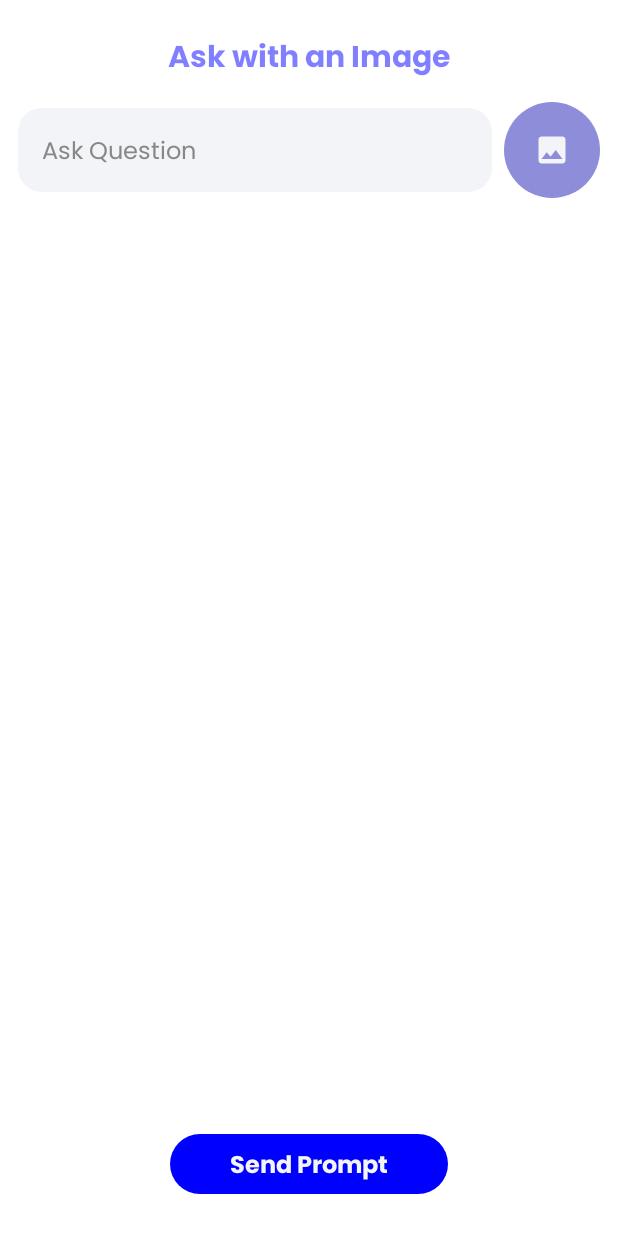
After one commit to meetOzan/GeminiDemo, an Android app built with Jetpack Compose: the composable ImageScreen shown on its own in the app's theme, on a phone screen of 412 x 824 dp. The commit adds this screen. Shown: the top 1233 px of the screen. Run offline under Robolectric (Android 15) with nearby library versions, the phone set to English and light mode, and no system bars; libraries missing offline, so code that uses them is left out: com.google.ai.client.

Commit message:
ImageScreen done

```diff
--- a/app/build.gradle.kts
+++ b/app/build.gradle.kts
@@ -82,5 +82,9 @@ dependencies {
     implementation("androidx.lifecycle:lifecycle-viewmodel-compose:2.7.0")
     implementation("androidx.lifecycle:lifecycle-viewmodel-ktx:2.7.0")
 
+    // Gemini AI
     implementation("com.google.ai.client.generativeai:generativeai:0.4.0")
+
+    // Material Icons
+    implementation("androidx.compose.material:material-icons-extended")
 }
--- a/app/src/main/AndroidManifest.xml
+++ b/app/src/main/AndroidManifest.xml
@@ -3,6 +3,8 @@
     xmlns:tools="http://schemas.android.com/tools">
 
     <uses-permission android:name="android.permission.INTERNET" />
+    <uses-permission android:name="android.permission.READ_EXTERNAL_STORAGE"
+        android:maxSdkVersion="32" />
 
     <application
         android:allowBackup="true"
--- a/app/src/main/java/com/mertozan/geminidemo/ChatScreen.kt
+++ b/app/src/main/java/com/mertozan/geminidemo/ChatScreen.kt
@@ -49,8 +49,8 @@ import com.mertozan.geminidemo.ui.theme.poppinsFamily
 @Composable
 fun ChatScreen() {
 
-    val viewModel = remember { GeminiViewModel() }
-    val chatUiState = viewModel.geminiState.collectAsState().value
+    val viewModel = remember { ChatViewModel() }
+    val chatUiState = viewModel.chatState.collectAsState().value
 
     val infiniteTransition = rememberInfiniteTransition(label = "")
     val angle by infiniteTransition.animateFloat(
--- /dev/null
+++ b/app/src/main/java/com/mertozan/geminidemo/ImageScreen.kt
@@ -0,0 +1,235 @@
+package com.mertozan.geminidemo
+
+import android.graphics.ImageDecoder
+import android.net.Uri
+import android.os.Build
+import androidx.activity.compose.rememberLauncherForActivityResult
+import androidx.activity.result.contract.ActivityResultContracts
+import androidx.annotation.RequiresApi
+import androidx.compose.animation.AnimatedVisibility
+import androidx.compose.animation.animateContentSize
+import androidx.compose.animation.core.LinearEasing
+import androidx.compose.animation.core.animateFloat
+import androidx.compose.animation.core.infiniteRepeatable
+import androidx.compose.animation.core.rememberInfiniteTransition
+import androidx.compose.animation.core.tween
+import androidx.compose.foundation.Image
+import androidx.compose.foundation.background
+import androidx.compose.foundation.layout.Arrangement
+import androidx.compose.foundation.layout.Column
+import androidx.compose.foundation.layout.Row
+import androidx.compose.foundation.layout.Spacer
+import androidx.compose.foundation.layout.fillMaxSize
+import androidx.compose.foundation.layout.fillMaxWidth
+import androidx.compose.foundation.layout.padding
+import androidx.compose.foundation.layout.size
+import androidx.compose.foundation.rememberScrollState
+import androidx.compose.foundation.shape.CircleShape
+import androidx.compose.foundation.shape.RoundedCornerShape
+import androidx.compose.foundation.text.KeyboardOptions
+import androidx.compose.foundation.verticalScroll
+import androidx.compose.material.icons.Icons
+import androidx.compose.material.icons.filled.Image
+import androidx.compose.material3.Button
+import androidx.compose.material3.ButtonDefaults
+import androidx.compose.material3.Icon
+import androidx.compose.material3.IconButton
+import androidx.compose.material3.Text
+import androidx.compose.material3.TextField
+import androidx.compose.material3.TextFieldDefaults
+import androidx.compose.runtime.Composable
+import androidx.compose.runtime.collectAsState
+import androidx.compose.runtime.getValue
+import androidx.compose.runtime.remember
+import androidx.compose.ui.Alignment
+import androidx.compose.ui.Modifier
+import androidx.compose.ui.draw.clip
+import androidx.compose.ui.graphics.Color
+import androidx.compose.ui.graphics.asImageBitmap
+import androidx.compose.ui.graphics.graphicsLayer
+import androidx.compose.ui.platform.LocalContext
+import androidx.compose.ui.res.painterResource
+import androidx.compose.ui.res.stringResource
+import androidx.compose.ui.text.TextStyle
+import androidx.compose.ui.text.font.FontWeight
+import androidx.compose.ui.text.input.KeyboardType
+import androidx.compose.ui.text.style.TextAlign
+import androidx.compose.ui.tooling.preview.Preview
+import androidx.compose.ui.unit.dp
+import androidx.compose.ui.unit.sp
+import com.mertozan.geminidemo.ui.theme.DarkWhite
+import com.mertozan.geminidemo.ui.theme.TransparentBlue
+import com.mertozan.geminidemo.ui.theme.poppinsFamily
+
+@RequiresApi(Build.VERSION_CODES.P)
+@Composable
+fun ImageScreen() {
+
+    val viewModel = remember { ImageViewModel() }
+    val imageUiState = viewModel.imageState.collectAsState().value
+    val context = LocalContext.current
+
+    val pickImage = rememberLauncherForActivityResult(
+        ActivityResultContracts.GetContent()
+    ) { uri: Uri? ->
+        uri?.let {
+            val bitmap = ImageDecoder.decodeBitmap(
+                ImageDecoder.createSource(context.contentResolver, uri)
+            )
+            viewModel.setImage(bitmap)
+        }
+    }
+
+    val infiniteTransition = rememberInfiniteTransition(label = "")
+    val angle by infiniteTransition.animateFloat(
+        initialValue = 0F,
+        targetValue = 360F,
+        animationSpec = infiniteRepeatable(
+            animation = tween(3000, easing = LinearEasing)
+        ), label = ""
+    )
+
+    Column(
+        modifier = Modifier
+            .fillMaxSize()
+            .background(Color.White),
+        verticalArrangement = Arrangement.Top,
+        horizontalAlignment = Alignment.CenterHorizontally
+    ) {
+        Column(
+            modifier = Modifier
+                .fillMaxWidth()
+                .weight(1f),
+            horizontalAlignment = Alignment.CenterHorizontally
+        ) {
+            Text(
+                text = stringResource(R.string.ask_with_an_image),
+                style = TextStyle(
+                    fontFamily = poppinsFamily,
+                    fontSize = 20.sp,
+                    fontWeight = FontWeight.Bold,
+                    color = Color.Blue.copy(alpha = 0.5f),
+                ),
+                textAlign = TextAlign.Center,
+                modifier = Modifier.padding(top = 24.dp)
+            )
+            Row(
+                modifier = Modifier
+                    .padding(top = 16.dp, start = 12.dp, end = 12.dp, bottom = 12.dp)
+                    .fillMaxWidth(),
+                verticalAlignment = Alignment.CenterVertically,
+                horizontalArrangement = Arrangement.spacedBy(8.dp, Alignment.CenterHorizontally)
+            ) {
+                TextField(
+                    value = imageUiState.text,
+                    onValueChange = {
+                        viewModel.setText(it)
+                    },
+                    placeholder = {
+                        Text(
+                            text = stringResource(R.string.ask_question),
+                            style = TextStyle(
+                                fontFamily = poppinsFamily,
+                                fontSize = 16.sp,
+                                color = Color.Gray
+                            )
+                        )
+                    },
+                    shape = RoundedCornerShape(16.dp),
+                    colors = TextFieldDefaults.colors(
+                        focusedIndicatorColor = Color.Transparent,
+                        unfocusedIndicatorColor = Color.Transparent,
+                        focusedContainerColor = Color.White,
+                        unfocusedContainerColor = DarkWhite,
+                    ),
+                    maxLines = 10,
+                    textStyle = TextStyle(
+                        fontFamily = poppinsFamily,
+                        fontSize = 16.sp,
+                        color = Color.Black
+                    ),
+                    modifier = Modifier
+                        .fillMaxWidth()
+                        .weight(1f)
+                        .animateContentSize(),
+                    keyboardOptions = KeyboardOptions.Default.copy(keyboardType = KeyboardType.Email)
+                )
+                IconButton(
+                    onClick = { pickImage.launch("image/*") },
+                    modifier = Modifier
+                        .clip(
+                            CircleShape
+                        )
+                        .background(TransparentBlue)
+                        .padding(8.dp)
+                ) {
+                    Icon(
+                        imageVector = Icons.Default.Image,
+                        contentDescription = stringResource(R.string.pick_image),
+                        tint = DarkWhite
+                    )
+                }
+            }
+            AnimatedVisibility(true) {
+                Image(
+                    bitmap = imageUiState.image.asImageBitmap(),
+                    contentDescription = stringResource(R.string.image),
+                    modifier = Modifier
+                        .clip(RoundedCornerShape(16.dp))
+                        .fillMaxSize(0.5f),
+                )
+            }
+            Spacer(modifier = Modifier.padding(horizontal = 12.dp))
+            AnimatedVisibility(visible = imageUiState.response.isNotEmpty()) {
+                Text(
+                    text = imageUiState.response,
+                    style = TextStyle(
+                        fontFamily = poppinsFamily,
+                        fontSize = 16.sp,
+                        color = Color.Black,
+                        fontWeight = FontWeight.Bold
+                    ),
+                    textAlign = TextAlign.Start,
+                    modifier = Modifier.padding(16.dp).verticalScroll(rememberScrollState())
+                )
+            }
+        }
+        AnimatedVisibility(imageUiState.isLoading) {
+            Image(
+                painter = painterResource(id = R.drawable.google_gemini),
+                contentDescription = stringResource(R.string.loading),
+                modifier = Modifier
+                    .size(36.dp)
+                    .padding(bottom = 16.dp)
+                    .graphicsLayer {
+                        rotationZ = angle
+                    },
+            )
+        }
+        Button(
+            onClick = { viewModel.askWithImage() },
+            modifier = Modifier.padding(bottom = 24.dp),
+            colors = ButtonDefaults.buttonColors(
+                containerColor = Color.Blue
+            )
+        ) {
+            Text(
+                text = stringResource(R.string.send_prompt),
+                style = TextStyle(
+                    color = DarkWhite,
+                    fontSize = 16.sp,
+                    fontWeight = FontWeight.Bold
+                ),
+                fontFamily = poppinsFamily,
+                modifier = Modifier.padding(horizontal = 16.dp)
+            )
+        }
+    }
+}
+
+@RequiresApi(Build.VERSION_CODES.P)
+@Preview
+@Composable
+fun ImageScreenPreview() {
+    ImageScreen()
+}
--- /dev/null
+++ b/app/src/main/java/com/mertozan/geminidemo/ImageViewModel.kt
@@ -0,0 +1,57 @@
+package com.mertozan.geminidemo
+
+import android.graphics.Bitmap
+import androidx.lifecycle.ViewModel
+import androidx.lifecycle.viewModelScope
+import com.google.ai.client.generativeai.GenerativeModel
+import com.google.ai.client.generativeai.type.content
+import kotlinx.coroutines.flow.MutableStateFlow
+import kotlinx.coroutines.flow.asStateFlow
+import kotlinx.coroutines.launch
+
+class ImageViewModel : ViewModel() {
+
+    private val _imageState = MutableStateFlow(ImageUiState())
+    val imageState get() = _imageState.asStateFlow()
+
+    private val generativeModel = GenerativeModel(
+        modelName = "gemini-pro-vision",
+        apiKey = BuildConfig.GEMINI_API_KEY
+    )
+
+    fun askWithImage() {
+        viewModelScope.launch {
+
+            val inputContent = content {
+                image(_imageState.value.image)
+                text(_imageState.value.text)
+            }
+
+            _imageState.value = _imageState.value.copy(isLoading = true)
+            val response = generativeModel.generateContent(inputContent)
+            _imageState.value = _imageState.value.copy(
+                isError = false,
+                isLoading = false,
+                response = response.text.toString(),
+                text = "",
+            )
+        }
+    }
+
+    fun setImage(image: Bitmap) {
+        _imageState.value = _imageState.value.copy(image = image)
+    }
+
+    fun setText(text: String) {
+        _imageState.value = _imageState.value.copy(text = text)
+    }
+
+}
+
+data class ImageUiState(
+    val isLoading: Boolean = false,
+    val isError: Boolean = false,
+    val response: String = "",
+    val image: Bitmap = Bitmap.createBitmap(1, 1, Bitmap.Config.ARGB_8888),
+    val text: String = ""
+)
--- a/app/src/main/res/values/strings.xml
+++ b/app/src/main/res/values/strings.xml
@@ -4,4 +4,9 @@
     <string name="start_asking_questions_to_gemini">Start asking questions to Gemini</string>
     <string name="loading">Loading</string>
     <string name="gemini_ai">Gemini AI</string>
+    <string name="ask_with_an_image">Ask with an Image</string>
+    <string name="pick_image">Pick Image</string>
+    <string name="image">Image</string>
+    <string name="no_image_selected">No image selected</string>
+    <string name="send_prompt">Send Prompt</string>
 </resources>
```
Also changed, not shown: app/src/main/java/com/mertozan/geminidemo/ChatViewModel.kt (added, +51 -0 lines), app/src/main/java/com/mertozan/geminidemo/GeminiViewModel.kt (deleted, +0 -51 lines), app/src/main/java/com/mertozan/geminidemo/MainActivity.kt (+15 -11 lines).
